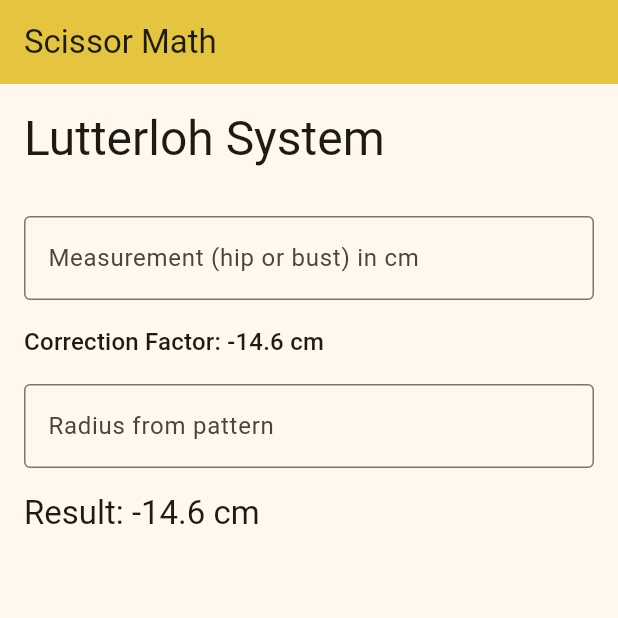
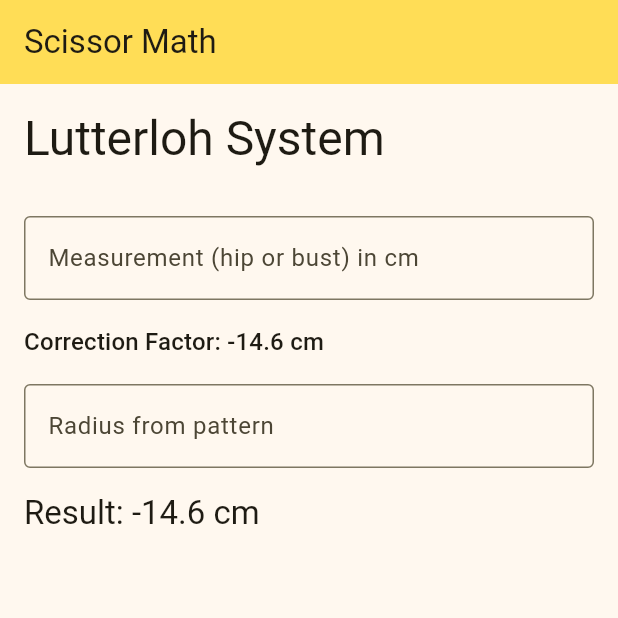
Before and after one commit to Epse/scissor_math, a Flutter app: the screen it shows after launch, on a phone screen of 412 x 824 dp, the top half of it. Run offline on Flutter 3.47's test engine with Material 3 defaults, Android fonts, the phone set to English and light mode, and no system bars; generated files the repository leaves out were written again.

Commit message:
Colour tweaks for fidelity

```diff
--- a/lib/main.dart
+++ b/lib/main.dart
@@ -20,6 +20,7 @@
       theme: ThemeData(
         colorScheme: ColorScheme.fromSeed(
             seedColor: Color.fromARGB(255, 255, 221, 86),
+            //seedColor: Color.fromARGB(255, 255, 225, 112),
             dynamicSchemeVariant: DynamicSchemeVariant.fidelity),
         useMaterial3: true,
       ),
--- a/lib/pages/lutterloh.dart
+++ b/lib/pages/lutterloh.dart
@@ -23,10 +23,9 @@
 
   @override
   Widget build(BuildContext context) {
-    var theme = Theme.of(context).colorScheme;
     return Scaffold(
         appBar: AppBar(
-          backgroundColor: Theme.of(context).colorScheme.inversePrimary,
+          backgroundColor: Theme.of(context).colorScheme.primaryContainer,
           title: Text(AppLocalizations.of(context)!.appTitle),
         ),
         body: Padding(
--- a/pubspec.yaml
+++ b/pubspec.yaml
@@ -16,7 +16,7 @@
 # https://developer.apple.com/library/archive/documentation/General/Reference/InfoPlistKeyReference/Articles/CoreFoundationKeys.html
 # In Windows, build-name is used as the major, minor, and patch parts
 # of the product and file versions while build-number is used as the build suffix.
-version: 1.0.3+3
+version: 1.0.4+4
 
 environment:
   sdk: ^3.6.0
```
